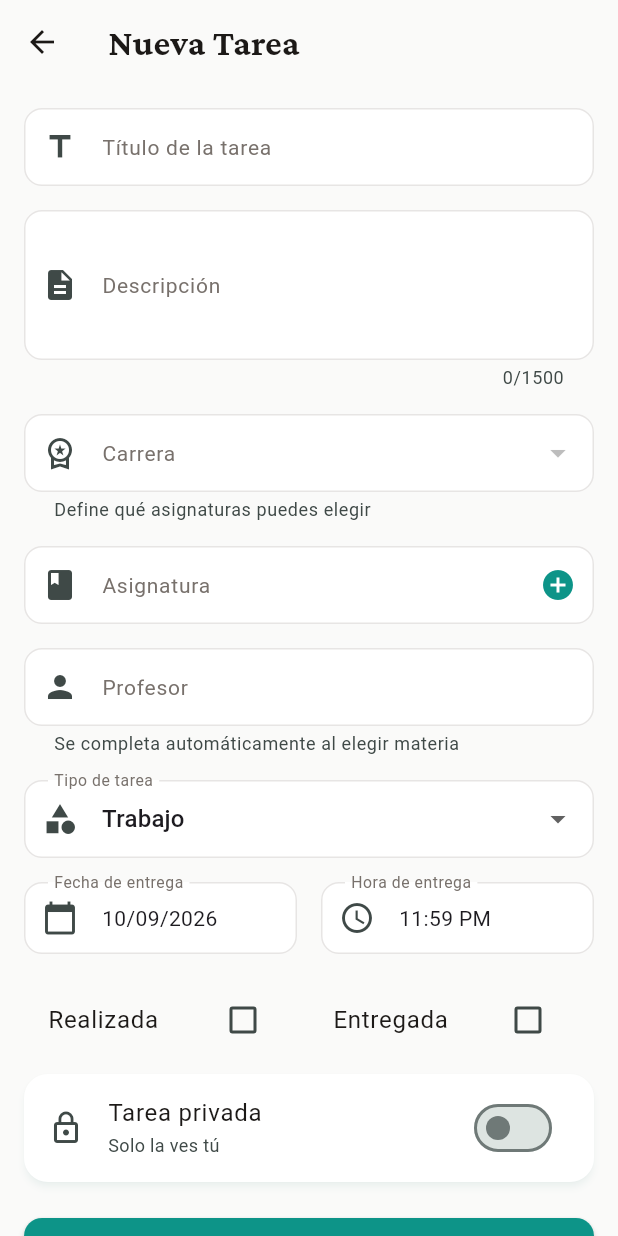
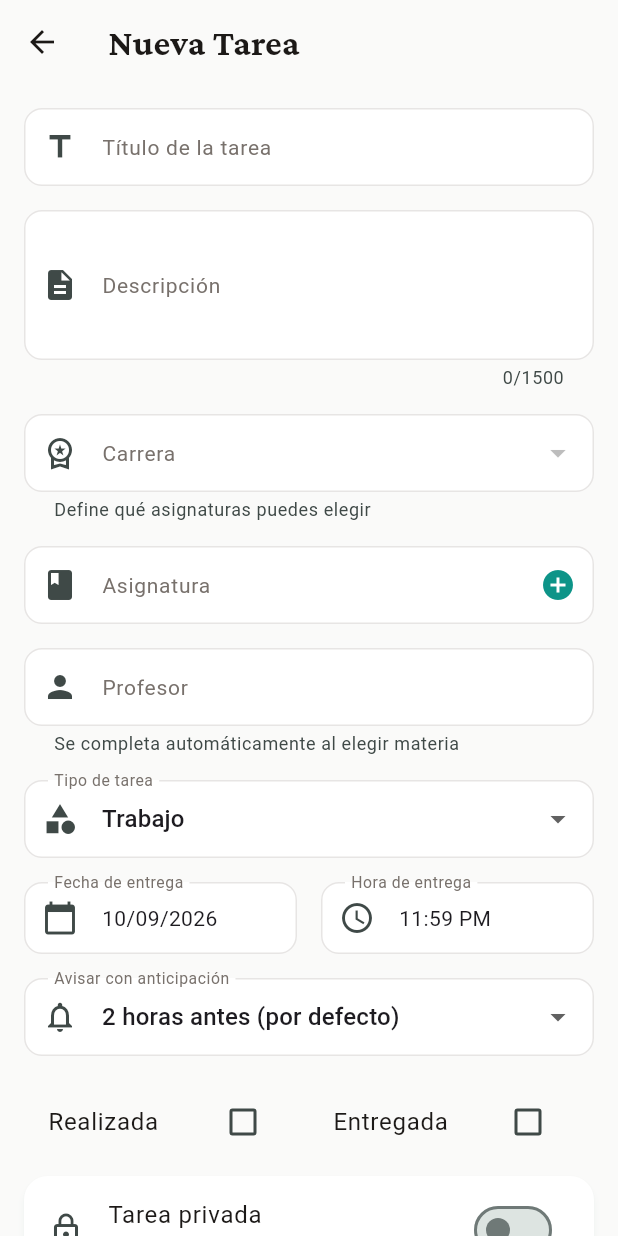
Before and after one commit to operonte/Bitacora, a Flutter app: the AddTaskScreen screen opened directly, on a phone screen of 412 x 824 dp. Run offline on Flutter 3.47's test engine with Material 3 defaults, Android fonts, the phone set to English and light mode, and no system bars; our stand-ins replace connectivity_plus, file_picker, flutter_local_notifications, flutter_secure_storage, flutter_svg, flutter_timezone and 9 more; missing offline and left inert: add_2_calendar, android_intent_plus, dart:html, dart:js_interop; accounts and stored records are empty; Roboto replaces fonts that are missing (Atkinson Hyperlegible).

Commit message:
v2.17.0: Recordatorio configurable por tarea y búsqueda global
- Recordatorio de tarea configurable (antes fijo en 2 horas), mismo
  criterio que ya tenían las reuniones.
- Búsqueda global (ícono en Pendientes): busca en tareas, reuniones y
  archivos a la vez, sobre lo que ya está cargado en memoria — no agrega
  ninguna consulta nueva al servidor.

Co-Authored-By: Claude Sonnet 5 <noreply@anthropic.com>

```diff
--- a/lib/models/task_model.dart
+++ b/lib/models/task_model.dart
@@ -55,6 +55,11 @@ class Task {
   String? teacherComment;
   String? grade;
 
+  /// Minutos de anticipación del aviso previo a la entrega. `null` = usar el
+  /// default de la app ([NotificationService.taskLeadTime], hoy 2 horas) —
+  /// así una tarea ya creada no cambia de comportamiento por esto.
+  int? reminderMinutes;
+
   Task({
     this.id,
     required this.title,
@@ -77,6 +82,7 @@ class Task {
     this.updatedAt,
     this.teacherComment,
     this.grade,
+    this.reminderMinutes,
   }) {
     _validate();
   }
@@ -160,6 +166,7 @@ class Task {
       'isShared': isShared,
       'isOfficial': isOfficial,
       'collaborators': collaborators,
+      'reminderMinutes': reminderMinutes,
       // Solo para el caché local: al servidor no se mandan (los pone el
       // trigger), pero sin esto la autoría desaparecería estando offline.
       'updatedByName': updatedByName,
@@ -179,11 +186,7 @@ class Task {
   /// [isShared] fuerza el valor de [Task.isShared] cuando quien llama ya lo
   /// sabe por otra vía — leer de `shared_tasks` implica que está compartida,
   /// esté o no la columna en la fila.
-  factory Task.fromMap(
-    Map<String, dynamic> map, [
-    String? id,
-    bool? isShared,
-  ]) {
+  factory Task.fromMap(Map<String, dynamic> map, [String? id, bool? isShared]) {
     // Cada campo se busca primero con su nombre de caché y después con el de
     // la base. `??` no sirve acá: un false o un 0 legítimos harían caer al
     // segundo nombre.
@@ -204,10 +207,14 @@ class Task {
 
     // Validar tipos de datos críticos
     if (dueDate is! num) {
-      throw ArgumentError('dueDate debe ser un número (milisegundos), se recibió: ${dueDate.runtimeType}');
+      throw ArgumentError(
+        'dueDate debe ser un número (milisegundos), se recibió: ${dueDate.runtimeType}',
+      );
     }
     if (createdAt is! num) {
-      throw ArgumentError('createdAt debe ser un número (milisegundos), se recibió: ${createdAt.runtimeType}');
+      throw ArgumentError(
+        'createdAt debe ser un número (milisegundos), se recibió: ${createdAt.runtimeType}',
+      );
     }
 
     // updatedAt llega en milisegundos desde la caché y como texto ISO desde
@@ -232,12 +239,15 @@ class Task {
       careerId: campo('careerId', 'career_id')?.toString(),
       isShared: isShared ?? campo('isShared', 'is_shared') as bool? ?? false,
       isOfficial: campo('isOfficial', 'is_official') as bool? ?? false,
-      collaborators:
-          List<String>.from(campo('collaborators', 'collaborators') as List? ?? []),
+      collaborators: List<String>.from(
+        campo('collaborators', 'collaborators') as List? ?? [],
+      ),
       updatedByName: updatedByName.isEmpty ? null : updatedByName,
       updatedAt: updatedAtRaw is num
           ? DateTime.fromMillisecondsSinceEpoch(updatedAtRaw.toInt())
           : DateTime.tryParse(updatedAtRaw?.toString() ?? ''),
+      reminderMinutes: (campo('reminderMinutes', 'reminder_minutes') as num?)
+          ?.toInt(),
     );
   }
 
@@ -263,6 +273,7 @@ class Task {
     DateTime? updatedAt,
     String? teacherComment,
     String? grade,
+    int? reminderMinutes,
   }) {
     return Task(
       id: id ?? this.id,
@@ -286,6 +297,7 @@ class Task {
       updatedAt: updatedAt ?? this.updatedAt,
       teacherComment: teacherComment ?? this.teacherComment,
       grade: grade ?? this.grade,
+      reminderMinutes: reminderMinutes ?? this.reminderMinutes,
     );
   }
 
--- a/lib/screens/add_task_screen.dart
+++ b/lib/screens/add_task_screen.dart
@@ -40,6 +40,18 @@ class _AddTaskScreenState extends State<AddTaskScreen> {
   TimeOfDay _dueTime = const TimeOfDay(hour: 23, minute: 59);
   bool _isCompleted = false;
   bool _isSubmitted = false;
+
+  /// `null` = usar el default de la app (2 horas antes).
+  int? _reminderMinutes;
+  static const List<int?> _reminderOptions = [
+    null,
+    30,
+    60,
+    120,
+    360,
+    720,
+    1440,
+  ];
 
   List<Subject> _subjects = [];
   List<Subject> _filteredSubjects = [];
@@ -89,9 +101,8 @@ class _AddTaskScreenState extends State<AddTaskScreen> {
   /// [_careers] sin las desactivadas, salvo que sea la ya elegida — para no
   /// reasignar en silencio una tarea existente a otra carrera al abrir el
   /// formulario. El servidor igual rechaza guardar en una carrera inactiva.
-  List<Career> get _selectableCareers => _careers
-      .where((c) => c.isActive || c.id == _selectedCareer?.id)
-      .toList();
+  List<Career> get _selectableCareers =>
+      _careers.where((c) => c.isActive || c.id == _selectedCareer?.id).toList();
 
   void _initializeData() {
     // Al editar se respeta la carrera guardada en la tarea; al crear, la
@@ -100,8 +111,7 @@ class _AddTaskScreenState extends State<AddTaskScreen> {
     if (task != null && task.careerId != null) {
       _selectedCareer = _careers.firstWhere(
         (c) => c.id == task.careerId,
-        orElse: () =>
-            _careerService.getSelectedCareer() ?? _careers.first,
+        orElse: () => _careerService.getSelectedCareer() ?? _careers.first,
       );
     } else {
       _selectedCareer = _careerService.getSelectedCareer();
@@ -110,6 +120,7 @@ class _AddTaskScreenState extends State<AddTaskScreen> {
     if (task != null) {
       _isShared = task.isShared;
       _isOfficial = task.isOfficial;
+      _reminderMinutes = task.reminderMinutes;
       _titleController.text = task.title;
       _descriptionController.text = task.description;
       _selectedSubject = task.subject;
@@ -159,11 +170,13 @@ class _AddTaskScreenState extends State<AddTaskScreen> {
     var idx = 0;
     return career.predefinedSubjects
         .where((s) => s.isActive || s.name == _selectedSubject)
-        .where((s) =>
+        .where(
+          (s) =>
               semestreActual == null ||
               (s.semester?.isEmpty ?? true) ||
               s.semester == semestreActual ||
-            s.name == _selectedSubject)
+              s.name == _selectedSubject,
+        )
         .map((subject) {
           final index = idx++;
           return Subject(
@@ -177,7 +190,8 @@ class _AddTaskScreenState extends State<AddTaskScreen> {
             createdAt: subject.createdAt,
             isActive: subject.isActive,
           );
-    }).toList();
+        })
+        .toList();
   }
 
   /// Recalcula la lista ofrecida: las de la carrera elegida más las materias
@@ -186,8 +200,9 @@ class _AddTaskScreenState extends State<AddTaskScreen> {
   void _rebuildSubjects() {
     final predefined = _predefinedSubjectsFor(_selectedCareer);
     final names = predefined.map((s) => s.name.toLowerCase()).toSet();
-    final propias =
-        _ownSubjects.where((s) => !names.contains(s.name.toLowerCase()));
+    final propias = _ownSubjects.where(
+      (s) => !names.contains(s.name.toLowerCase()),
+    );
 
     _subjects = [...predefined, ...propias];
     _filteredSubjects = _subjects;
@@ -295,21 +310,22 @@ class _AddTaskScreenState extends State<AddTaskScreen> {
                   helperText: 'Define qué asignaturas puedes elegir',
                 ),
                 items: _selectableCareers
-                    .map((c) => DropdownMenuItem<String>(
+                    .map(
+                      (c) => DropdownMenuItem<String>(
                         value: c.id,
                         child: Text(
                           c.isActive ? c.name : '${c.name} (inactiva)',
                           overflow: TextOverflow.ellipsis,
                         ),
-                        ))
+                      ),
+                    )
                     .toList(),
                 validator: (v) =>
                     (v == null || v.isEmpty) ? 'Elige una carrera' : null,
                 onChanged: (value) {
                   if (value == null) return;
                   setState(() {
-                    _selectedCareer =
-                        _careers.firstWhere((c) => c.id == value);
+                    _selectedCareer = _careers.firstWhere((c) => c.id == value);
                     _rebuildSubjects();
                     // Autocomplete no vuelve a llamar a optionsBuilder solo
                     // porque _filteredSubjects cambió: si el campo de
@@ -377,8 +393,9 @@ class _AddTaskScreenState extends State<AddTaskScreen> {
                             return 'Por favor selecciona una asignatura';
                           }
                           final escrita = value.trim().toLowerCase();
-                          final existe = _subjects
-                              .any((s) => s.name.toLowerCase() == escrita);
+                          final existe = _subjects.any(
+                            (s) => s.name.toLowerCase() == escrita,
+                          );
                           if (!existe) {
                             return 'Elige una de la lista, o créala con el botón +';
                           }
@@ -458,6 +475,23 @@ class _AddTaskScreenState extends State<AddTaskScreen> {
                 ],
               ),
               const SizedBox(height: 16),
+              DropdownButtonFormField<int?>(
+                initialValue: _reminderMinutes,
+                decoration: const InputDecoration(
+                  labelText: 'Avisar con anticipación',
+                  prefixIcon: Icon(Icons.notifications_outlined),
+                ),
+                items: _reminderOptions
+                    .map(
+                      (minutes) => DropdownMenuItem(
+                        value: minutes,
+                        child: Text(_reminderLabel(minutes)),
+                      ),
+                    )
+                    .toList(),
+                onChanged: (v) => setState(() => _reminderMinutes = v),
+              ),
+              const SizedBox(height: 16),
               Row(
                 children: [
                   Expanded(
@@ -514,7 +548,8 @@ class _AddTaskScreenState extends State<AddTaskScreen> {
               ),
               // Solo docentes de la carrera pueden marcar una tarea como
               // oficial, y solo tiene sentido si además es compartida.
-              if (_isShared && _careerService.isDocente(_selectedCareer?.id)) ...[
+              if (_isShared &&
+                  _careerService.isDocente(_selectedCareer?.id)) ...[
                 const SizedBox(height: 8),
                 Card(
                   margin: EdgeInsets.zero,
@@ -594,6 +629,16 @@ class _AddTaskScreenState extends State<AddTaskScreen> {
     }
   }
 
+  String _reminderLabel(int? minutes) {
+    if (minutes == null) return '2 horas antes (por defecto)';
+    if (minutes < 60) return '$minutes minutos antes';
+    if (minutes < 1440) {
+      final horas = minutes ~/ 60;
+      return horas == 1 ? '1 hora antes' : '$horas horas antes';
+    }
+    return '1 día antes';
+  }
+
   Future<void> _saveTask() async {
     if (!_formKey.currentState!.validate()) return;
 
@@ -619,7 +664,9 @@ class _AddTaskScreenState extends State<AddTaskScreen> {
       }
 
       final titleClean = InputSanitizer.sanitizeText(_titleController.text);
-      final descClean = InputSanitizer.sanitizeText(_descriptionController.text);
+      final descClean = InputSanitizer.sanitizeText(
+        _descriptionController.text,
+      );
       final professorClean = InputSanitizer.sanitizeText(_selectedProfessor);
 
       final task = Task(
@@ -639,11 +686,15 @@ class _AddTaskScreenState extends State<AddTaskScreen> {
         isCompleted: _isCompleted,
         isSubmitted: _isSubmitted,
         userId: user.id,
-        userName: user.userMetadata?['full_name'] as String? ?? user.userMetadata?['name'] as String? ?? 'Usuario',
+        userName:
+            user.userMetadata?['full_name'] as String? ??
+            user.userMetadata?['name'] as String? ??
+            'Usuario',
         createdAt: widget.task?.createdAt ?? DateTime.now(),
         careerId: _selectedCareer?.id,
         isShared: _isShared,
         isOfficial: _isOfficial,
+        reminderMinutes: _reminderMinutes,
       );
 
       // Los avisos no se programan acá: addTask y updateTask ya llaman a
@@ -712,7 +763,10 @@ class _AddTaskScreenState extends State<AddTaskScreen> {
                 if (!success) {
                   ErrorHandler.showErrorSnackBar(
                     context,
-                    AppException(type: AppErrorType.unknown, message: appState.error),
+                    AppException(
+                      type: AppErrorType.unknown,
+                      message: appState.error,
+                    ),
                   );
                   return;
                 }
--- a/pubspec.yaml
+++ b/pubspec.yaml
@@ -16,7 +16,7 @@ publish_to: 'none' # Remove this line if you wish to publish to pub.dev
 # https://developer.apple.com/library/archive/documentation/General/Reference/InfoPlistKeyReference/Articles/CoreFoundationKeys.html
 # In Windows, build-name is used as the major, minor, and patch parts
 # of the product and file versions while build-number is used as the build suffix.
-version: 2.16.0+51
+version: 2.17.0+52
 
 environment:
   sdk: ^3.11.4
```
Also changed, not shown: lib/notification_service.dart (+5 -2 lines), lib/screens/global_search_screen.dart (added, +196 -0 lines), lib/screens/pending_tasks_screen.dart (+10 -1 lines), lib/services/supabase_db_service.dart (+43 -22 lines), 1 other file. Lines whose indentation alone changed are shown as unchanged.
